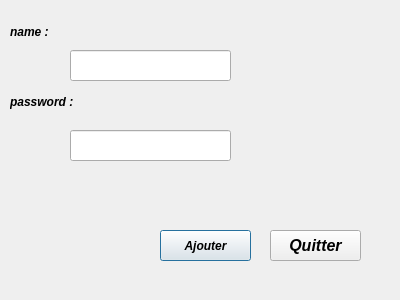
Old version of the form Projet_qcm (1)/ajoutenseignant.ui in the repository Martialmonjoh/QcmQt.
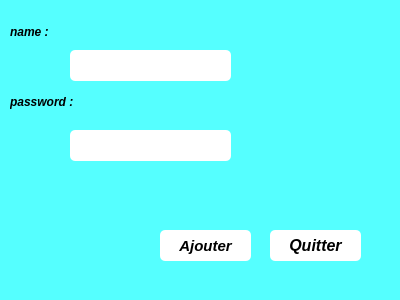
New version of the form.

```diff
--- a/Projet_qcm (1)/ajoutenseignant.ui
+++ b/Projet_qcm (1)/ajoutenseignant.ui
@@ -13,6 +13,9 @@
   <property name="windowTitle">
    <string>Dialog</string>
   </property>
+  <property name="styleSheet">
+   <string notr="true">background:rgb(85, 255, 255)</string>
+  </property>
   <widget class="QPushButton" name="ajouter">
    <property name="geometry">
     <rect>
@@ -25,10 +28,14 @@
    <property name="font">
     <font>
      <family>Arial</family>
+     <pointsize>11</pointsize>
      <italic>true</italic>
      <bold>true</bold>
     </font>
    </property>
+   <property name="styleSheet">
+    <string notr="true">background: white; border:1 px solid;border-radius:5px</string>
+   </property>
    <property name="text">
     <string>Ajouter</string>
    </property>
@@ -89,6 +96,9 @@
      <bold>true</bold>
     </font>
    </property>
+   <property name="styleSheet">
+    <string notr="true">background: white; border:1 px solid;border-radius:5px</string>
+   </property>
   </widget>
   <widget class="QLineEdit" name="name_edit">
    <property name="geometry">
@@ -106,6 +116,9 @@
      <bold>true</bold>
     </font>
    </property>
+   <property name="styleSheet">
+    <string notr="true">background: white; border:1 px solid;border-radius:5px</string>
+   </property>
   </widget>
   <widget class="QPushButton" name="exit">
    <property name="geometry">
@@ -124,6 +137,9 @@
      <bold>true</bold>
     </font>
    </property>
+   <property name="styleSheet">
+    <string notr="true">background: white; border:1 px solid;border-radius:5px</string>
+   </property>
    <property name="text">
     <string>Quitter</string>
    </property>
```
